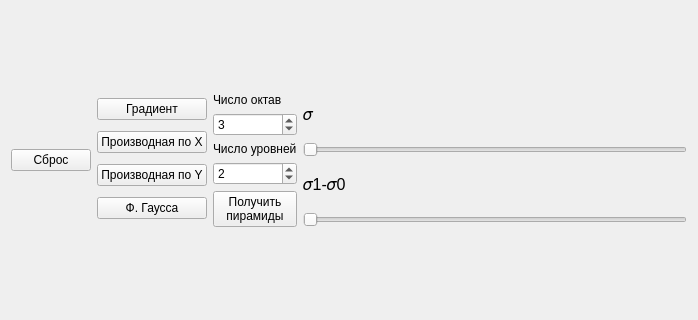
Above: mainwindow.ui from Poletayson/ImageProcessing_1 before the change; both pictures show x 0 to 698 and y 121 to 441 of the 698 by 548 pixel window. Below: the same form after it.
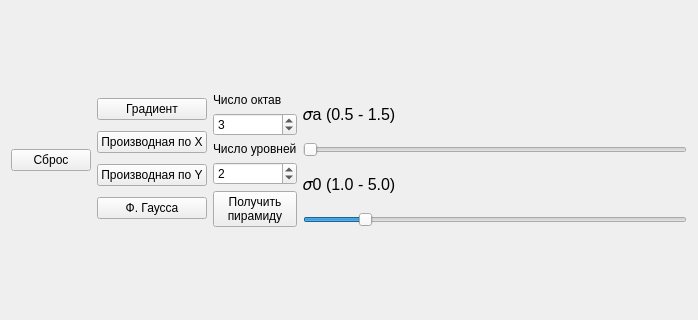
That is the form after the change.

Patch:
```diff
--- a/mainwindow.ui
+++ b/mainwindow.ui
@@ -57,7 +57,7 @@
          <widget class="QPushButton" name="buttonPyramides">
           <property name="text">
            <string>Получить
-пирамиды</string>
+пирамиду</string>
           </property>
          </widget>
         </item>
@@ -76,6 +76,31 @@
       </item>
       <item row="1" column="6">
        <layout class="QVBoxLayout" name="verticalLayout_7">
+        <item>
+         <widget class="QLabel" name="label_4">
+          <property name="font">
+           <font>
+            <pointsize>12</pointsize>
+           </font>
+          </property>
+          <property name="text">
+           <string>𝜎a (0.5 - 1.5)</string>
+          </property>
+         </widget>
+        </item>
+        <item>
+         <widget class="QSlider" name="horizontalSliderSigma2">
+          <property name="minimum">
+           <number>5</number>
+          </property>
+          <property name="maximum">
+           <number>15</number>
+          </property>
+          <property name="orientation">
+           <enum>Qt::Horizontal</enum>
+          </property>
+         </widget>
+        </item>
         <item>
          <widget class="QLabel" name="label_3">
           <property name="font">
@@ -84,7 +109,7 @@
            </font>
           </property>
           <property name="text">
-           <string>𝜎</string>
+           <string>𝜎0 (1.0 - 5.0)</string>
           </property>
          </widget>
         </item>
@@ -94,44 +119,19 @@
            <bool>true</bool>
           </property>
           <property name="minimum">
-           <number>3</number>
+           <number>10</number>
           </property>
           <property name="maximum">
-           <number>40</number>
+           <number>50</number>
           </property>
           <property name="singleStep">
            <number>1</number>
           </property>
           <property name="value">
-           <number>3</number>
+           <number>16</number>
           </property>
           <property name="sliderPosition">
-           <number>3</number>
-          </property>
-          <property name="orientation">
-           <enum>Qt::Horizontal</enum>
-          </property>
-         </widget>
-        </item>
-        <item>
-         <widget class="QLabel" name="label_4">
-          <property name="font">
-           <font>
-            <pointsize>12</pointsize>
-           </font>
-          </property>
-          <property name="text">
-           <string>𝜎1-𝜎0</string>
-          </property>
-         </widget>
-        </item>
-        <item>
-         <widget class="QSlider" name="horizontalSliderSigma2">
-          <property name="minimum">
-           <number>1</number>
-          </property>
-          <property name="maximum">
-           <number>5</number>
+           <number>16</number>
           </property>
           <property name="orientation">
            <enum>Qt::Horizontal</enum>
```
